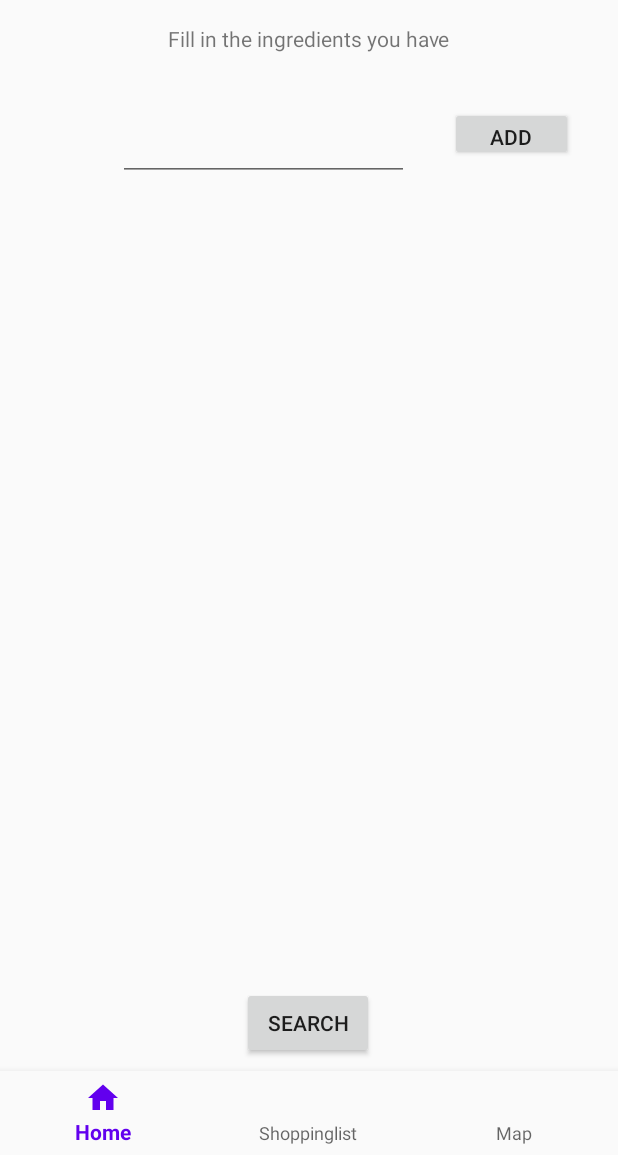
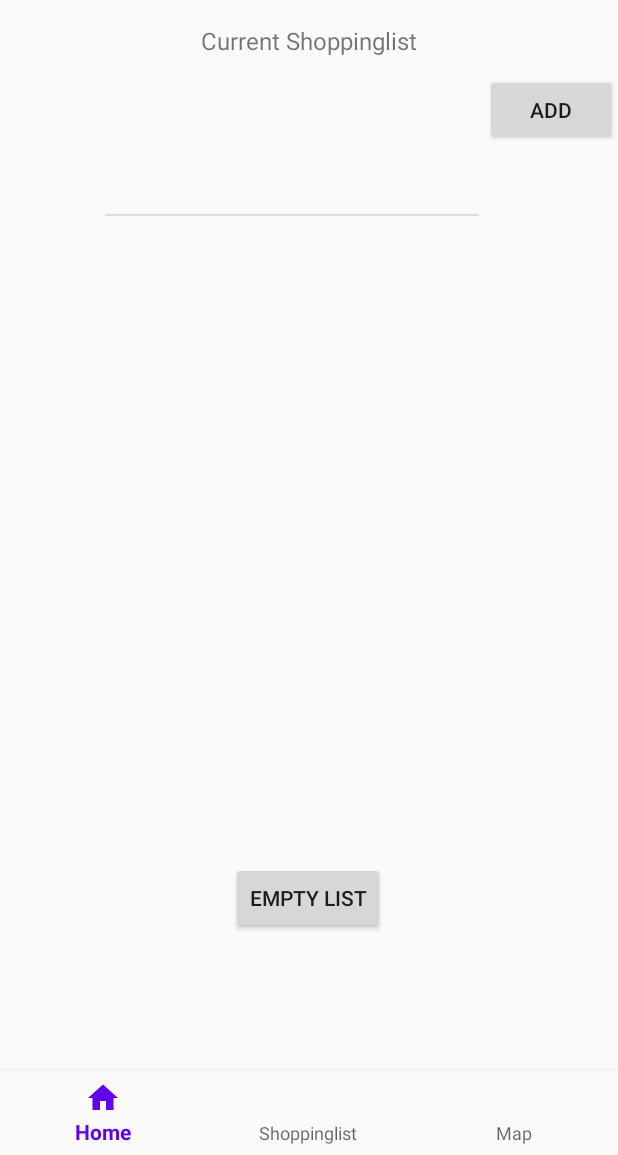
Before and after one commit to JelleZuiderveld/MadstoneLeftOvers, an Android app: the screen it shows after launch (MainActivity), after a tap on "ADD", on a phone screen of 412 x 824 dp, the part 81-1236 px from its top. Run offline under Robolectric (Android 15) with nearby library versions, the phone set to English and light mode, and no system bars; our stand-ins replace Room's generated code, navigation-ui.

Commit message:
ShoppingList and database implemented

```diff
--- a/app/build.gradle
+++ b/app/build.gradle
@@ -1,7 +1,7 @@
 apply plugin: 'com.android.application'
 apply plugin: 'kotlin-android'
 apply plugin: 'kotlin-android-extensions'
-//apply plugin: 'kotlin-kapt'
+apply plugin: 'kotlin-kapt'
 
 android {
     compileSdkVersion 30
@@ -52,7 +52,7 @@ dependencies {
     implementation "androidx.fragment:fragment-ktx:1.2.5"
 
     // Room
-    //kapt "androidx.room:room-compiler:2.2.5"
+    kapt "androidx.room:room-compiler:2.2.5"
     implementation "androidx.room:room-runtime:2.2.5"
 
     // Kotlin Extensions and Coroutines support for Room - also needed in this tutorial
--- /dev/null
+++ b/app/src/main/java/com/example/madstone/dao/ShoppingDao.kt
@@ -0,0 +1,24 @@
+package com.example.madstone.dao
+
+import androidx.lifecycle.LiveData
+import androidx.room.Dao
+import androidx.room.Delete
+import androidx.room.Insert
+import androidx.room.Query
+import com.example.madstone.model.ShoppingList
+
+@Dao
+interface ShoppingDao{
+
+    @Query("SELECT * FROM shopping_table")
+    fun getAllShopping(): LiveData<List<ShoppingList>>
+
+    @Insert
+    suspend fun addShopping(shoppingList: ShoppingList)
+
+    @Delete
+    suspend fun deleteShopping(shoppingList: ShoppingList)
+
+    @Query("DELETE FROM shopping_table")
+    suspend fun deleteAllShopping()
+}
--- /dev/null
+++ b/app/src/main/java/com/example/madstone/database/LeftOverDatabase.kt
@@ -0,0 +1,38 @@
+package com.example.madstone.database
+
+import android.content.Context
+import androidx.room.Database
+import androidx.room.Room
+import androidx.room.RoomDatabase
+import com.example.madstone.dao.ShoppingDao
+import com.example.madstone.model.ShoppingList
+
+@Database(entities = [ShoppingList::class], version = 1, exportSchema = false)
+abstract class LeftOverDatabase: RoomDatabase() {
+
+    abstract fun shoppingDao(): ShoppingDao
+
+    companion object {
+        private const val DATABASE_NAME = "LEFTOVER_DATABASE"
+
+
+        @Volatile
+        private var databaseInstance: LeftOverDatabase? = null
+
+        fun getDatabase(context: Context): LeftOverDatabase? {
+            if (databaseInstance == null) {
+                synchronized(LeftOverDatabase::class.java) {
+                    if (databaseInstance == null) {
+                        databaseInstance =
+                            Room.databaseBuilder(
+                                context.applicationContext,
+                                LeftOverDatabase::class.java,
+                                DATABASE_NAME
+                            ).build()
+                    }
+                }
+            }
+            return databaseInstance
+        }
+    }
+}
--- /dev/null
+++ b/app/src/main/java/com/example/madstone/model/ShoppingList.kt
@@ -0,0 +1,16 @@
+package com.example.madstone.model
+
+import androidx.room.ColumnInfo
+import androidx.room.Entity
+import androidx.room.PrimaryKey
+
+@Entity(tableName = "shopping_table")
+data class ShoppingList (
+
+    @ColumnInfo(name = "name")
+    val name: String,
+
+    @PrimaryKey(autoGenerate = true)
+    @ColumnInfo(name = "id")
+val id: Long? = null
+)
--- /dev/null
+++ b/app/src/main/java/com/example/madstone/repository/ShoppingRepository.kt
@@ -0,0 +1,34 @@
+package com.example.madstone.repository
+
+import android.content.Context
+import androidx.lifecycle.LiveData
+import com.example.madstone.dao.ShoppingDao
+import com.example.madstone.database.LeftOverDatabase
+import com.example.madstone.model.ShoppingList
+
+class ShoppingRepository (context: Context){
+
+    private val shoppingDao: ShoppingDao
+
+    init {
+        val database = LeftOverDatabase.getDatabase(context)
+        shoppingDao = database!!.shoppingDao()
+    }
+
+    fun getAllShopping(): LiveData<List<ShoppingList>>{
+        return shoppingDao.getAllShopping()
+    }
+
+    suspend fun addShopping(shoppingList: ShoppingList) {
+        return shoppingDao.addShopping(shoppingList)
+    }
+
+    suspend fun deleteAllShopping(){
+        return shoppingDao.deleteAllShopping()
+    }
+
+    suspend fun deleteShopping(shoppingList: ShoppingList){
+        return shoppingDao.deleteShopping(shoppingList)
+    }
+
+}
--- a/app/src/main/java/com/example/madstone/ui/HomeFragment.kt
+++ b/app/src/main/java/com/example/madstone/ui/HomeFragment.kt
@@ -26,4 +26,6 @@ class HomeFragment : Fragment() {
         super.onViewCreated(view, savedInstanceState)
 
     }
+
+
 }
--- /dev/null
+++ b/app/src/main/java/com/example/madstone/ui/ShoppingListAdapter.kt
@@ -0,0 +1,33 @@
+package com.example.madstone.ui
+
+import android.view.LayoutInflater
+import android.view.View
+import android.view.ViewGroup
+import androidx.recyclerview.widget.RecyclerView
+import com.example.madstone.R
+import com.example.madstone.model.ShoppingList
+import kotlinx.android.synthetic.main.item_shoppinglist.view.*
+import java.text.FieldPosition
+
+class ShoppingListAdapter (private val shoppingList: List<ShoppingList>): RecyclerView.Adapter<ShoppingListAdapter.ViewHolder>(){
+
+    override fun onCreateViewHolder(parent: ViewGroup, viewType: Int): ViewHolder{
+        return ViewHolder(
+            LayoutInflater.from(parent.context).inflate(R.layout.item_shoppinglist, parent, false)
+        )
+    }
+
+    override fun getItemCount(): Int {
+        return shoppingList.size
+    }
+
+    override fun onBindViewHolder(holder: ViewHolder, position: Int) {
+        holder.databind(shoppingList[position])
+    }
+
+    inner class ViewHolder(itemView: View): RecyclerView.ViewHolder(itemView){
+        fun databind(shopping: ShoppingList){
+            itemView.tvItemList.text = shopping.name
+        }
+    }
+}
--- /dev/null
+++ b/app/src/main/java/com/example/madstone/ui/ShoppingListFragment.kt
@@ -0,0 +1,94 @@
+package com.example.madstone.ui
+
+import android.os.Bundle
+import android.view.LayoutInflater
+import android.view.View
+import android.view.ViewGroup
+import androidx.fragment.app.Fragment
+import androidx.fragment.app.viewModels
+import androidx.lifecycle.LiveData
+import androidx.lifecycle.Observer
+import androidx.recyclerview.widget.DividerItemDecoration
+import androidx.recyclerview.widget.ItemTouchHelper
+import androidx.recyclerview.widget.LinearLayoutManager
+import androidx.recyclerview.widget.RecyclerView
+import com.example.madstone.R
+import com.example.madstone.model.ShoppingList
+import com.example.madstone.viemodel.ShoppingViewModel
+import kotlinx.android.synthetic.main.fragment_search.*
+import kotlinx.android.synthetic.main.fragment_shoppinglist.*
+
+class ShoppingListFragment : Fragment(){
+
+    private val shoppings: ArrayList<ShoppingList> = arrayListOf()
+    private val shoppingListAdapter: ShoppingListAdapter = ShoppingListAdapter(shoppings)
+    private val shoppingViewModel: ShoppingViewModel by viewModels()
+
+    override fun onCreateView(
+        inflater: LayoutInflater, container: ViewGroup?,
+        savedInstanceState: Bundle?
+    ): View?{
+        return inflater.inflate(R.layout.fragment_shoppinglist, container, false)
+    }
+
+    override fun onViewCreated(view: View, savedInstanceState: Bundle?){
+        super.onViewCreated(view, savedInstanceState)
+        initView()
+        observeChanges()
+        addItem.setOnClickListener{
+            addShoppingItem()
+        }
+
+        emtpyBtn.setOnClickListener{
+            shoppingViewModel.deleteAllShopping()
+        }
+    }
+
+
+    private fun initView(){
+        recyclerView2.layoutManager = LinearLayoutManager(context, RecyclerView.VERTICAL, false)
+        recyclerView2.adapter = shoppingListAdapter
+        recyclerView2.addItemDecoration(DividerItemDecoration(context, DividerItemDecoration.VERTICAL))
+
+        creatItemTouchHelper().attachToRecyclerView(recyclerView2)
+    }
+
+
+    private fun addShoppingItem(){
+        val name = itemItem.text.toString()
+
+        val shoppingItem = ShoppingList(name)
+
+        shoppingViewModel.addShopping(shoppingItem)
+    }
+
+    private fun creatItemTouchHelper(): ItemTouchHelper{
+        val callback = object : ItemTouchHelper.SimpleCallback(0, ItemTouchHelper.LEFT){
+
+            override fun onMove(recyclerView: RecyclerView, viewHolder: RecyclerView.ViewHolder, target: RecyclerView.ViewHolder): Boolean {
+                return false
+            }
+
+            override fun onSwiped(viewHolder: RecyclerView.ViewHolder, direction: Int) {
+                val position = viewHolder.adapterPosition
+                val remove = shoppings[position]
+
+                shoppingViewModel.deleteShopping(remove)
+            }
+        }
+
+        return ItemTouchHelper(callback)
+    }
+
+
+    private fun observeChanges(){
+        shoppingViewModel.shoppingData.observe(viewLifecycleOwner, Observer { liveData: List<ShoppingList> ->
+            shoppings.clear()
+            shoppings.addAll(liveData)
+            shoppingListAdapter.notifyDataSetChanged()
+        })
+    }
+
+
+
+}
--- /dev/null
+++ b/app/src/main/java/com/example/madstone/viemodel/ShoppingViewModel.kt
@@ -0,0 +1,36 @@
+package com.example.madstone.viemodel
+
+import android.app.Application
+import androidx.lifecycle.AndroidViewModel
+import androidx.lifecycle.LiveData
+import com.example.madstone.model.ShoppingList
+import com.example.madstone.repository.ShoppingRepository
+import kotlinx.coroutines.CoroutineScope
+import kotlinx.coroutines.Dispatchers
+import kotlinx.coroutines.launch
+
+class ShoppingViewModel(application: Application): AndroidViewModel(application){
+
+    private val scope = CoroutineScope(Dispatchers.IO)
+    private val shoppingRepository: ShoppingRepository = ShoppingRepository(application.applicationContext)
+    val shoppingData: LiveData<List<ShoppingList>> = shoppingRepository.getAllShopping()
+
+    fun addShopping(shoppingList: ShoppingList){
+        scope.launch {
+            shoppingRepository.addShopping(shoppingList)
+        }
+    }
+
+    fun deleteShopping(shoppingList: ShoppingList){
+        scope.launch {
+            shoppingRepository.deleteShopping(shoppingList)
+        }
+    }
+
+    fun deleteAllShopping(){
+        scope.launch {
+            shoppingRepository.deleteAllShopping()
+        }
+    }
+
+}
--- a/app/src/main/res/layout/fragment_shoppinglist.xml
+++ b/app/src/main/res/layout/fragment_shoppinglist.xml
@@ -40,8 +40,9 @@
         app:layout_constraintTop_toBottomOf="@+id/subtitleList">
 
         <com.google.android.material.textfield.TextInputEditText
+            android:id="@+id/itemItem"
             android:layout_width="match_parent"
-            android:layout_height="32dp" />
+            android:layout_height="52dp" />
     </com.google.android.material.textfield.TextInputLayout>
 
     <androidx.recyclerview.widget.RecyclerView
@@ -56,6 +57,7 @@
         app:layout_constraintVertical_bias="0.09" />
 
     <Button
+        android:id="@+id/addItem"
         android:layout_width="wrap_content"
         android:layout_height="wrap_content"
         android:layout_marginStart="25dp"
@@ -68,6 +70,7 @@
         app:layout_constraintVertical_bias="0.3" />
 
     <Button
+        android:id="@+id/emtpyBtn"
         android:layout_width="wrap_content"
         android:layout_height="wrap_content"
         android:text="@string/empty"
--- /dev/null
+++ b/app/src/main/res/layout/item_shoppinglist.xml
@@ -0,0 +1,16 @@
+<?xml version="1.0" encoding="utf-8"?>
+<androidx.constraintlayout.widget.ConstraintLayout xmlns:android="http://schemas.android.com/apk/res/android"
+    android:layout_width="match_parent"
+    android:layout_height="wrap_content"
+    xmlns:app="http://schemas.android.com/apk/res-auto">
+
+    <TextView
+        android:id="@+id/tvItemList"
+        android:layout_width="0dp"
+        android:layout_height="wrap_content"
+        app:layout_constraintStart_toStartOf="parent"
+        app:layout_constraintEnd_toEndOf="parent"
+        app:layout_constraintTop_toTopOf="parent"
+        />
+
+</androidx.constraintlayout.widget.ConstraintLayout>
--- a/app/src/main/res/navigation/nav_graph.xml
+++ b/app/src/main/res/navigation/nav_graph.xml
@@ -3,10 +3,9 @@
     xmlns:app="http://schemas.android.com/apk/res-auto"
     xmlns:tools="http://schemas.android.com/tools"
     android:id="@+id/nav_graph"
-    app:startDestination="@id/searchFragment">
+    app:startDestination="@id/shoppingListFragment2">
     <fragment
-        android:id="@+id/searchFragment"
-        android:name="com.example.madstone.ui.SearchFragment"
-        android:label="fragment_search"
-        tools:layout="@layout/fragment_search" />
+        android:id="@+id/shoppingListFragment2"
+        android:name="com.example.madstone.ui.ShoppingListFragment"
+        android:label="ShoppingListFragment" />
 </navigation>
```
